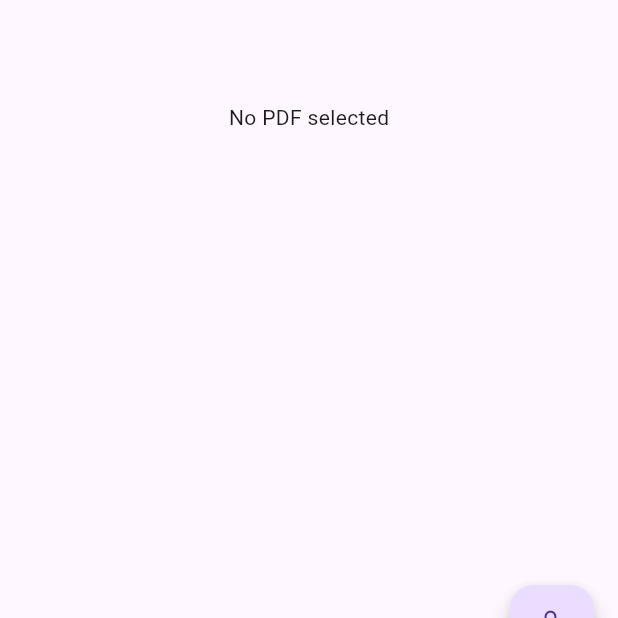
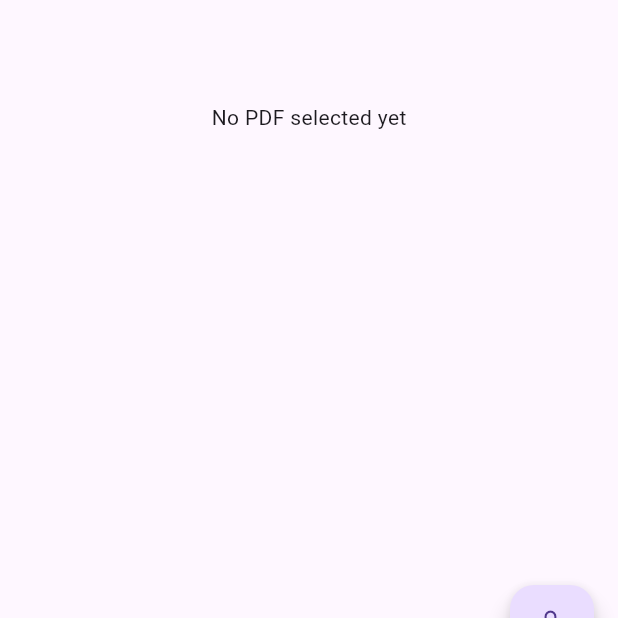
Before and after one commit to Shashank-Shourie/PS21, a Flutter app: the screen it shows after launch, on a phone screen of 412 x 824 dp, the part 543-1161 px from its top. Run offline on Flutter 3.47's test engine with Material 3 defaults, Android fonts, the phone set to English and light mode, and no system bars; our stand-ins replace file_picker; missing offline and left inert: flutter_pdfview.

Commit message:
modified:   lib/main.dart

```diff
--- a/lib/main.dart
+++ b/lib/main.dart
@@ -201,14 +201,10 @@ class _PDFPickerScreenState extends State<PDFPickerScreen> {
     return Scaffold(
       appBar: AppBar(title: const Text("Pick and View PDF")),
       body: Center(
-        child: pdfPath == null
-            ? const Text("No PDF selected")
-            : SizedBox(
-                height: 600,
-                child: PDFView(
-                  filePath: pdfPath!,
-                ),
-              ),
+        child:
+            pdfPath == null
+                ? const Text("No PDF selected yet")
+                : SizedBox(height: 600, child: PDFView(filePath: pdfPath!)),
       ),
       floatingActionButton: FloatingActionButton(
         onPressed: pickPDF,
```
